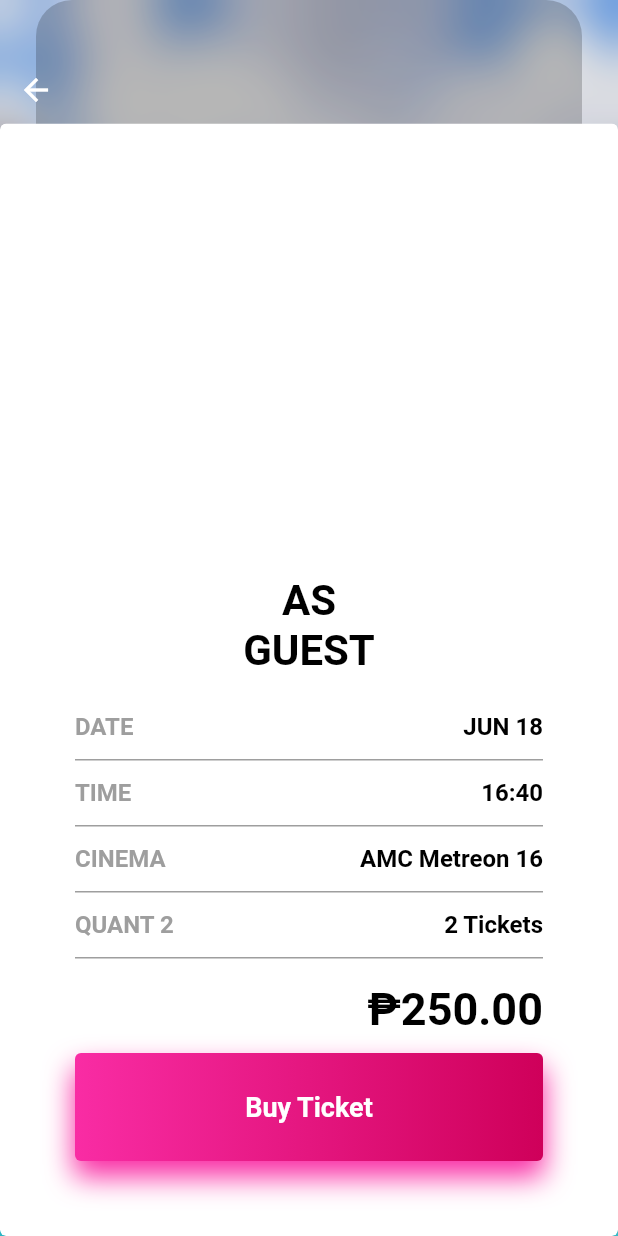
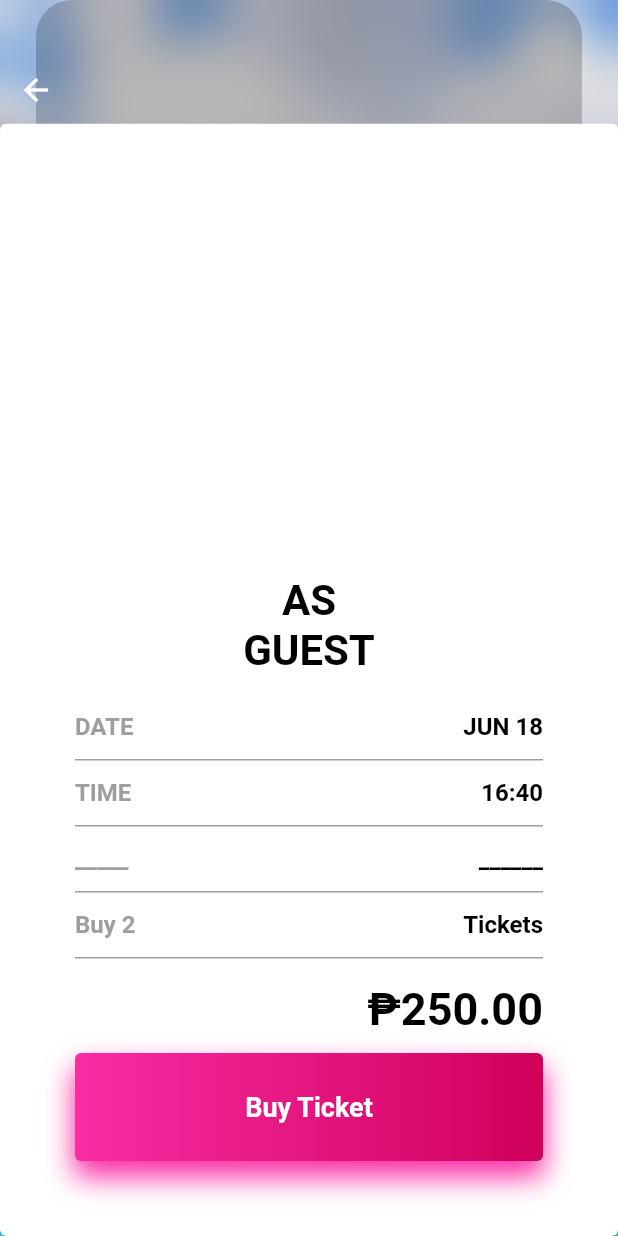
Before and after one commit to Nerb000/appticket, a Flutter app: the HomePage screen opened directly, after a tap on "SUNDAY", after a tap on "10:30", after a tap on "Buy Ticket", on a phone screen of 412 x 824 dp. Run offline on Flutter 3.47's test engine with Material 2 defaults, Android fonts, the light colour scheme and no system bars; our stand-ins replace carousel_slider.

Commit message:
again bag o commit

```diff
--- a/lib/widget/detail.dart
+++ b/lib/widget/detail.dart
@@ -515,8 +515,8 @@ class TicketInfoItems {
 List<TicketInfoItems> items = [
   TicketInfoItems("DATE", "JUN 18"),
   TicketInfoItems("TIME", "16:40"),
-  TicketInfoItems("CINEMA", "AMC Metreon 16"),
-  TicketInfoItems("QUANT 2", "2 Tickets"),
+  TicketInfoItems("_____", "______"),
+  TicketInfoItems("Buy 2", "Tickets"),
 ];
 
 class TicketInfoItem extends StatelessWidget {
```
